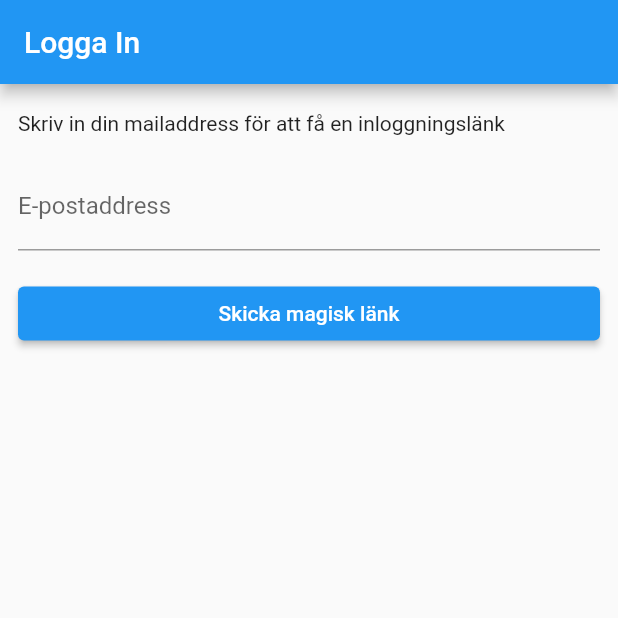
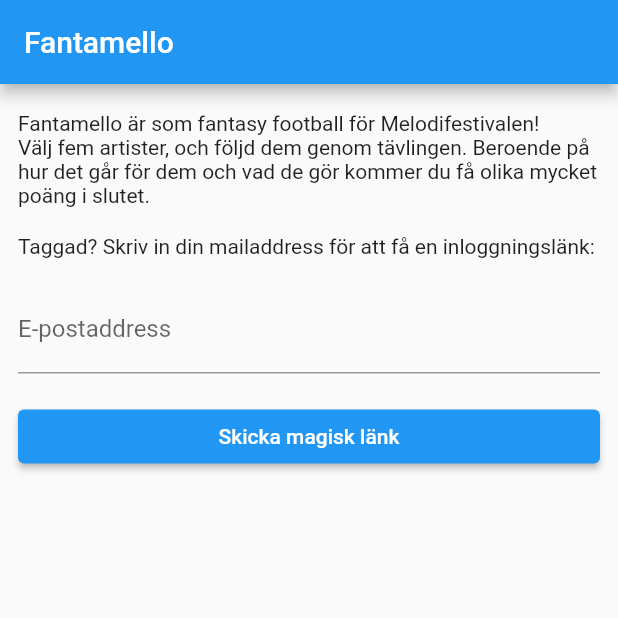
Before and after one commit to Fhavlonir/fantasifestivalen, a Flutter app: the screen it shows after launch, on a phone screen of 412 x 824 dp, the top half of it. Run offline on Flutter 3.47's test engine with Material 2 defaults, Android fonts, the light colour scheme and no system bars; our stand-ins replace cached_network_image, supabase_flutter; accounts and stored records are empty.

Commit message:
various changes

```diff
--- a/lib/screens/aboutpage/aboutpage.dart
+++ b/lib/screens/aboutpage/aboutpage.dart
@@ -33,7 +33,7 @@ class AboutPage extends StatelessWidget {
                 margin: EdgeInsets.all(10),
                 constraints: BoxConstraints(maxWidth: 400),
                 child: Text(
-                  'Jag som gjort den här appen heter Philip Johansson, jag bor i Lund och pluggar på LTH. Hoppas att du gillar den.\nAppen är publicerad under licensen GNU Affero General Public License version 3.\nDen är byggd med hjälp av Flutter, hostad med hjälp av Github Pages och Supabase.\nBilderna kommer från Wikimedia Commons, oändliga tack till alla som bidragit med dessa, särskilt Jonatan Svensson Glad, AnnCatrin Blyckerts och Daniel Åhs Karlsson.'),
+                  'Jag hoppas du gillar appen! Jag som gjort den heter Philip Johansson, jag bor i Lund och pluggar på LTH.\nAppen är publicerad under licensen GNU Affero General Public License version 3.\nDen är byggd med hjälp av Flutter, hostad med hjälp av Github Pages och Supabase.\nBilderna kommer från Wikimedia Commons, oändliga tack till alla som bidragit med dessa, särskilt Jonatan Svensson Glad, AnnCatrin Blyckerts och Daniel Åhs Karlsson.'),
               )
             ]
           )]
--- a/lib/screens/login/account_page.dart
+++ b/lib/screens/login/account_page.dart
@@ -45,6 +45,7 @@ class _AccountPageState extends State<AccountPage> {
         children: [
           const SizedBox(height: 18),
           ElevatedButton(onPressed: _signOut, child: const Text('Logga Ut')),
+          const SizedBox(height: 18),
         ],
       ),
     );
--- a/lib/screens/login/login.dart
+++ b/lib/screens/login/login.dart
@@ -24,26 +24,15 @@ class _LoginPageState extends State<LoginPage> {
       _isLoading = true;
     });
     try {
-      //if (_emailController.text == 'test@fantamello.se') {
-      //  await supabase.auth.signInWithPassword(
-      //    email: _emailController.text,
-      //    password: 'testtest',
-      //  );
-      //  if (mounted) {
-      //    context.showSnackBar(message: 'Loggar in på testkontot...');
-      //    _emailController.clear();
-      //  }
-      //} else {
         await supabase.auth.signInWithOtp(
           email: _emailController.text,
           emailRedirectTo:
-            kIsWeb ? null : 'io.supabase.flutterquickstart://login-callback/',
+            kIsWeb ? null : 'io.fantamello.fantamello://login-callback/',
         );
         if (mounted) {
           context.showSnackBar(message: 'Kolla mailen för inloggningslänk!');
           _emailController.clear();
         }
-      //}
     } on AuthException catch (error) {
       context.showErrorSnackBar(message: error.message);
     } catch (error) {
@@ -72,11 +61,13 @@ class _LoginPageState extends State<LoginPage> {
   @override
   Widget build(BuildContext context) {
     return Scaffold(
-      appBar: AppBar(title: const Text('Logga In')),
+      appBar: AppBar(title: const Text('Fantamello')),
       body: ListView(
         padding: const EdgeInsets.symmetric(vertical: 18, horizontal: 12),
         children: [
-          const Text('Skriv in din mailaddress för att få en inloggningslänk'),
+          const Text('Fantamello är som fantasy football för Melodifestivalen!\nVälj fem artister, och följd dem genom tävlingen. Beroende på hur det går för dem och vad de gör kommer du få olika mycket poäng i slutet.'),
+          const SizedBox(height: 18),
+          const Text('Taggad? Skriv in din mailaddress för att få en inloggningslänk:'),
           const SizedBox(height: 18),
           TextFormField(
             controller: _emailController,
--- a/lib/screens/teampage/teampage.dart
+++ b/lib/screens/teampage/teampage.dart
@@ -19,6 +19,7 @@ class TeamPage extends StatefulWidget {
 class _TeamPageState extends State<TeamPage> {
   final ValueNotifier<bool> _nameEmptyNotifier = ValueNotifier(true);
   int _cash = 100;
+  int _pointsTotal = 0;
   String _teamName = "";
   int _total = 0;
   List _teamIds = [];
@@ -131,6 +132,7 @@ class _TeamPageState extends State<TeamPage> {
           _teamName = teamData[0]['team_name'];
           _cash = teamData[0]['cash'];
           _editable = false;
+          _pointsTotal = 0;
         }
       } catch (error) {
         context.showErrorSnackBar(message: 'Ett oväntat fel uppstod');
@@ -166,7 +168,7 @@ class _TeamPageState extends State<TeamPage> {
                         textStyle: const TextStyle(fontSize: 20)),
                     onPressed: () {
                     },
-                    child: Text("Mellocash: $_cash"),
+                    child: _editable? Text("Mellocash: $_cash"):Text("Poängsumma: $_pointsTotal"),
                   )
                 ],
               ),
@@ -227,7 +229,7 @@ class _TeamPageState extends State<TeamPage> {
                 mainAxisAlignment: MainAxisAlignment.spaceEvenly,
                 children: [
                   Padding(
-                    padding: const EdgeInsets.all(40.0),
+                    padding: const EdgeInsets.all(20.0),
                     child: _editable
                         ? TextField(
                             decoration: const InputDecoration(
```
Also changed, not shown: lib/screens/eventspage/eventspage.dart (+12 -4 lines), lib/screens/rulespage/rulespage.dart (+18 -4 lines), lib/screens/teampage/artistbox.dart (+18 -9 lines), pubspec.yaml (+8 -8 lines), pubspec.lock, 2 other files.
